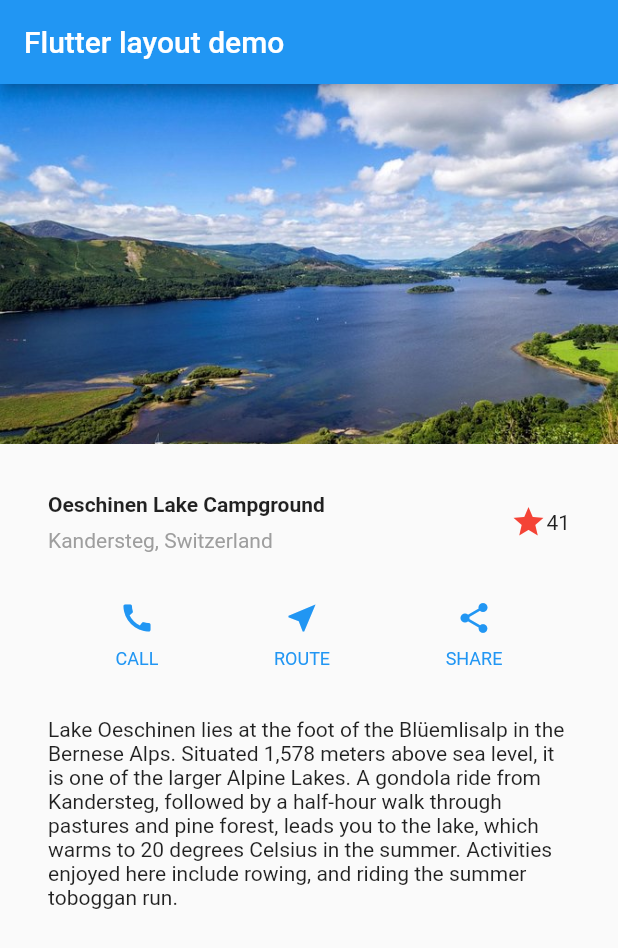
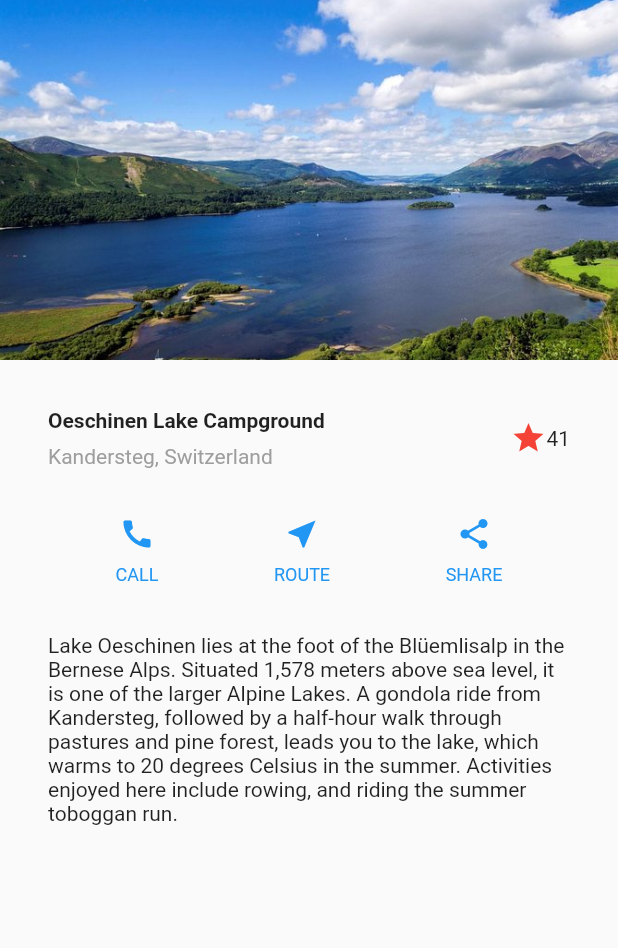
Before and after one commit to xswapsx/FT_ComplexLayout, a Flutter app: the screen it shows after launch, on a phone screen of 412 x 824 dp. Shown: the top 948 px of the screen. Run offline on Flutter 3.47's test engine with Material 2 defaults, Android fonts, the phone set to English and light mode, and no system bars.

Commit message:
remove appbar

```diff
--- a/lib/main.dart
+++ b/lib/main.dart
@@ -109,9 +109,9 @@ class MyApp extends StatelessWidget {
     return MaterialApp(
       title: 'Flutter layout demo',
       home: Scaffold(
-        appBar: AppBar(
-          title: Text('Flutter layout demo'),
-        ),
+        // appBar: AppBar(
+        //   title: Text('Flutter layout demo'),
+        // ),
         body: ListView(
           children: [
             Image.asset(
```
